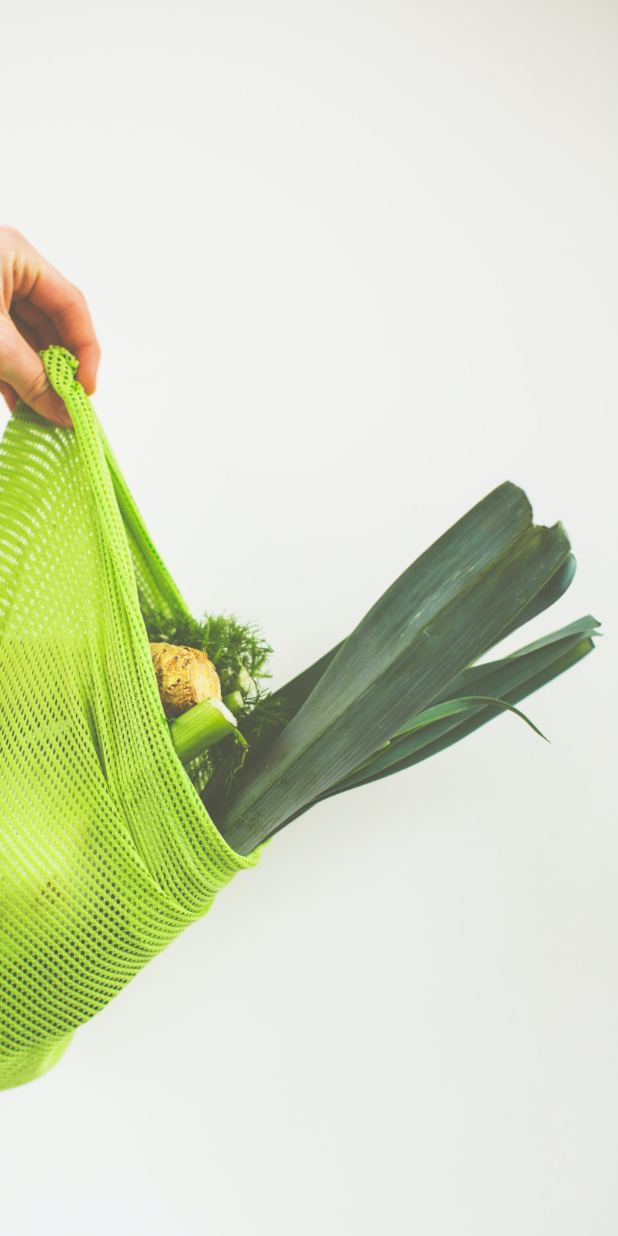
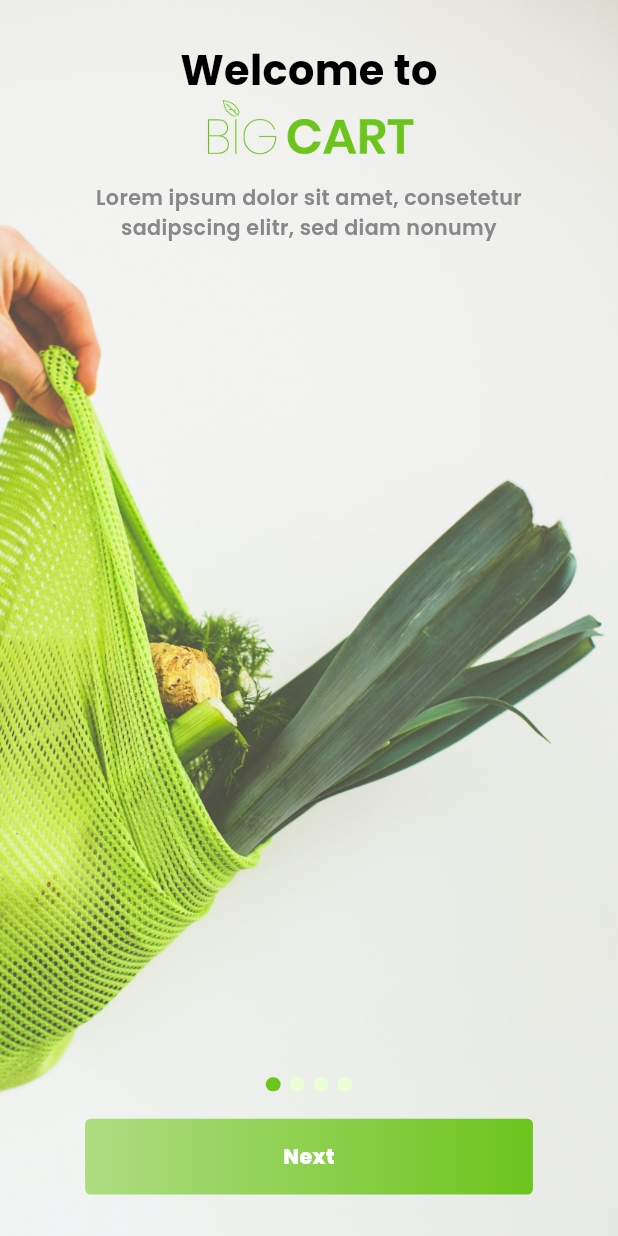
Before and after one commit to Korya25/Big-Cart, a Flutter app: the screen it shows after launch, on a phone screen of 412 x 824 dp. Run offline on Flutter 3.47's test engine with Material 3 defaults, Android fonts, the phone set to English and light mode, and no system bars; drawn by our look-alikes of smooth_page_indicator; our stand-ins replace flutter_screenutil, go_router, google_fonts.

Commit message:
add onboreading

```diff
--- a/lib/core/constants/app_assets.dart
+++ b/lib/core/constants/app_assets.dart
@@ -1,6 +1,6 @@
 class AppAssets {
   // App Logo
-  static const String appLogoSvg = 'assets/app_icon_svgs/bigCart 1.svg';
+  static const String appLogoPng = 'assets/app_icon_png/bigCart 1.png';
 
   // Category SVGs
   static const String beveragesSvg = 'assets/Categories_svgs/beverage 1.svg';
--- a/lib/core/constants/app_colors.dart
+++ b/lib/core/constants/app_colors.dart
@@ -9,6 +9,7 @@ class AppColors {
   // Text
   static const Color textGrey = Color(0xFF868889);
   static const Color textBlack = Color(0xFF000000);
+  static const Color textWhite = Color(0xFFFFFFFF);
 
   // Links
   static const Color linkBlue = Color(0xFF1A0DAB);
--- a/lib/core/constants/app_strings.dart
+++ b/lib/core/constants/app_strings.dart
@@ -2,16 +2,16 @@ class AppStrings {
   // Onboarding
   static const List<String> onboardingTitles = [
     'Welcome to',
-    'Buy Quality Dairy Products',
-    'Buy Premium Quality Fruits',
-    'Get Discounts On All Products',
+    'Buy Quality\nDairy Products',
+    'Buy Premium\nQuality Fruits',
+    'Get Discounts\nOn All Products',
   ];
 
   static const List<String> onboardingSubtitles = [
-    'Lorem ipsum dolor sit amet, consetetur sadipscing elitr, sed diam nonumy',
-    'Lorem ipsum dolor sit amet, consetetur sadipscing elitr, sed diam nonumy',
-    'Lorem ipsum dolor sit amet, consetetur sadipscing elitr, sed diam nonumy',
-    'Lorem ipsum dolor sit amet, consetetur sadipscing elitr, sed diam nonumy',
+    'Lorem ipsum dolor sit amet, consetetur\nsadipscing elitr, sed diam nonumy',
+    'Lorem ipsum dolor sit amet, consetetur\nsadipscing elitr, sed diam nonumy',
+    'Lorem ipsum dolor sit amet, consetetur\nsadipscing elitr, sed diam nonumy',
+    'Lorem ipsum dolor sit amet, consetetur\nsadipscing elitr, sed diam nonumy',
   ];
 
   // Auth
--- a/lib/features/onboarding/data/model/onboarding_model.dart
+++ b/lib/features/onboarding/data/model/onboarding_model.dart
@@ -2,12 +2,12 @@ class OnboardingModel {
   final String backgroundImage;
   final String title;
   final String subTitle;
-  final String? logoSvg;
+  final String? logoPng;
 
   OnboardingModel({
     required this.backgroundImage,
     required this.title,
     required this.subTitle,
-    this.logoSvg,
+    this.logoPng,
   });
 }
--- a/lib/features/onboarding/data/onboarding_data.dart
+++ b/lib/features/onboarding/data/onboarding_data.dart
@@ -11,7 +11,7 @@ class OnboardingData {
       backgroundImage: AppAssets.onboardingPngs[index],
       title: AppStrings.onboardingTitles[index],
       subTitle: AppStrings.onboardingSubtitles[index],
-      logoSvg: index == 0 ? AppAssets.appLogoSvg : null,
+      logoPng: index == 0 ? AppAssets.appLogoPng : null,
     ),
   );
 
--- a/lib/features/onboarding/presentation/pages/onboarding_page.dart
+++ b/lib/features/onboarding/presentation/pages/onboarding_page.dart
@@ -1,20 +1,102 @@
-import 'package:big_cart/core/constants/app_assets.dart';
+import 'package:big_cart/features/onboarding/data/onboarding_data.dart';
+import 'package:big_cart/features/onboarding/presentation/widgets/onboarding_content.dart';
+import 'package:big_cart/features/onboarding/presentation/widgets/onboarding_indicator.dart';
+import 'package:big_cart/features/onboarding/presentation/widgets/onboarding_linear_button.dart';
 import 'package:flutter/material.dart';
+import 'package:flutter_screenutil/flutter_screenutil.dart';
 
-class OnboardingPage extends StatelessWidget {
+class OnboardingPage extends StatefulWidget {
   const OnboardingPage({super.key});
+
+  @override
+  State<OnboardingPage> createState() => _OnboardingPageState();
+}
+
+class _OnboardingPageState extends State<OnboardingPage> {
+  final PageController _pageController = PageController();
+  int currentPage = 0;
+
+  void _onNext() {
+    final isLastPage = currentPage == OnboardingData.onboardingData.length - 1;
+    if (isLastPage) {
+      // TODO: Navigate to Home/Login
+    } else {
+      _pageController.nextPage(
+        duration: const Duration(milliseconds: 500),
+        curve: Curves.easeInOutCubic,
+      );
+    }
+  }
 
   @override
   Widget build(BuildContext context) {
     return Scaffold(
-      body: Container(
-        decoration: BoxDecoration(
-          image: DecorationImage(
-            image: AssetImage(AppAssets.onboardingPngs[0]),
-            fit: BoxFit.cover,
+      body: Stack(
+        children: [
+          PageView.builder(
+            controller: _pageController,
+            itemCount: OnboardingData.onboardingData.length,
+            onPageChanged: (index) => setState(() => currentPage = index),
+            itemBuilder: (_, index) {
+              return AnimatedBuilder(
+                animation: _pageController,
+                builder: (context, child) {
+                  double value = 1.0;
+                  if (_pageController.position.haveDimensions) {
+                    value = (_pageController.page ?? 0) - index;
+                    value = (1 - (value.abs() * 0.3)).clamp(0.0, 1.0);
+                  }
+
+                  return Transform.scale(
+                    scale: value,
+                    child: Opacity(
+                      opacity: value,
+                      child: _OnboardingPageItem(index: index),
+                    ),
+                  );
+                },
+              );
+            },
           ),
-        ),
+          Positioned(
+            bottom: 30.h,
+            left: 0,
+            right: 0,
+            child: Column(
+              children: [
+                OnboardingIndicator(controller: _pageController),
+                SizedBox(height: 20.h),
+                OnboardingLinearButton(
+                  isLastPage:
+                      currentPage == OnboardingData.onboardingData.length - 1,
+                  onPressed: _onNext,
+                ),
+              ],
+            ),
+          ),
+        ],
       ),
     );
   }
 }
+
+class _OnboardingPageItem extends StatelessWidget {
+  final int index;
+  const _OnboardingPageItem({required this.index});
+
+  @override
+  Widget build(BuildContext context) {
+    final data = OnboardingData.onboardingData[index];
+    return Container(
+      decoration: BoxDecoration(
+        image: DecorationImage(
+          image: AssetImage(data.backgroundImage),
+          fit: BoxFit.cover,
+        ),
+      ),
+      child: SafeArea(
+        child: Center(child: OnboardingContent(data: data)),
+      ),
+    );
+  }
+}
--- /dev/null
+++ b/lib/features/onboarding/presentation/widgets/onboarding_content.dart
@@ -0,0 +1,33 @@
+import 'package:big_cart/core/resources/app_text_styles.dart';
+import 'package:big_cart/features/onboarding/data/model/onboarding_model.dart';
+import 'package:flutter/material.dart';
+import 'package:flutter_screenutil/flutter_screenutil.dart';
+
+class OnboardingContent extends StatelessWidget {
+  final OnboardingModel data;
+
+  const OnboardingContent({super.key, required this.data});
+
+  @override
+  Widget build(BuildContext context) {
+    return Column(
+      children: [
+        SizedBox(height: 30.h),
+        Text(
+          data.title,
+          textAlign: TextAlign.center,
+          style: AppTextStyles.poppins30BlackBold,
+        ),
+        if (data.logoPng != null) ...[Image.asset(data.logoPng!, height: 60.h)],
+
+        if (data.logoPng == null) ...[SizedBox(height: 8.h)],
+
+        Text(
+          data.subTitle,
+          textAlign: TextAlign.center,
+          style: AppTextStyles.poppins15Grey500,
+        ),
+      ],
+    );
+  }
+}
--- /dev/null
+++ b/lib/features/onboarding/presentation/widgets/onboarding_indicator.dart
@@ -0,0 +1,26 @@
+import 'package:big_cart/core/constants/app_colors.dart';
+import 'package:flutter/material.dart';
+import 'package:flutter_screenutil/flutter_screenutil.dart';
+import 'package:smooth_page_indicator/smooth_page_indicator.dart';
+import 'package:big_cart/features/onboarding/data/onboarding_data.dart';
+
+class OnboardingIndicator extends StatelessWidget {
+  final PageController controller;
+
+  const OnboardingIndicator({super.key, required this.controller});
+
+  @override
+  Widget build(BuildContext context) {
+    return SmoothPageIndicator(
+      controller: controller,
+      count: OnboardingData.onboardingData.length,
+      effect: WormEffect(
+        dotHeight: 10.h,
+        dotWidth: 10.w,
+        spacing: 6.w,
+        activeDotColor: AppColors.primaryDark,
+        dotColor: AppColors.primaryLight,
+      ),
+    );
+  }
+}
--- /dev/null
+++ b/lib/features/onboarding/presentation/widgets/onboarding_linear_button.dart
@@ -0,0 +1,39 @@
+import 'package:big_cart/core/constants/app_colors.dart';
+import 'package:big_cart/core/constants/app_strings.dart';
+import 'package:big_cart/core/resources/app_text_styles.dart';
+import 'package:flutter/material.dart';
+import 'package:flutter_screenutil/flutter_screenutil.dart';
+
+class OnboardingLinearButton extends StatelessWidget {
+  final bool isLastPage;
+  final VoidCallback onPressed;
+
+  const OnboardingLinearButton({
+    super.key,
+    required this.isLastPage,
+    required this.onPressed,
+  });
+
+  @override
+  Widget build(BuildContext context) {
+    return GestureDetector(
+      onTap: onPressed,
+      child: Container(
+        height: 55.h,
+        width: 300.w,
+        decoration: BoxDecoration(
+          borderRadius: BorderRadius.circular(4.r),
+          gradient: LinearGradient(
+            colors: [AppColors.primary, AppColors.primaryDark],
+          ),
+        ),
+        child: Center(
+          child: Text(
+            isLastPage ? AppStrings.getStarted : AppStrings.next,
+            style: AppTextStyles.poppins15White800,
+          ),
+        ),
+      ),
+    );
+  }
+}
--- a/pubspec.yaml
+++ b/pubspec.yaml
@@ -43,6 +43,7 @@ dependencies:
   google_fonts: ^6.2.1
   shimmer: ^3.0.0
   cached_network_image: ^3.4.1
+  smooth_page_indicator: ^1.2.1
 
 dev_dependencies:
   flutter_test:
@@ -69,7 +70,7 @@ flutter:
   assets:
     - assets/onboarding/
     - assets/Categories_svgs/
-    - assets/app_icon_svgs/
+    - assets/app_icon_png/
 
   # An image asset can refer to one or more resolution-specific "variants", see
   # https://flutter.dev/to/resolution-aware-images
```
Also changed, not shown: lib/core/resources/app_text_styles.dart (+8 -54 lines), assets/app_icon_png/bigCart 1.png (added), assets/app_icon_svgs/bigCart 1.svg (deleted), pubspec.lock.
